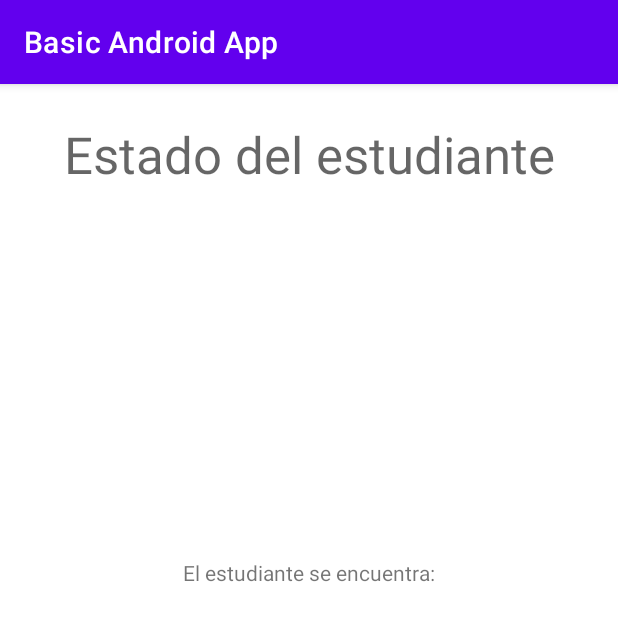
After one commit to WilsonAG/basic-android-app, an Android app: the StudentStatus screen opened directly, with no data from a screen before it, on a phone screen of 412 x 824 dp. The commit adds this screen. Shown: the top 621 px of the screen. Run offline under Robolectric (Android 15) with nearby library versions, the phone set to English and light mode, and no system bars.

Commit message:
Student Status ok

```diff
--- /dev/null
+++ b/app/src/main/java/com/will/basicandroidapp/StudentStatus.java
@@ -0,0 +1,36 @@
+package com.will.basicandroidapp;
+
+import androidx.appcompat.app.AppCompatActivity;
+
+import android.os.Bundle;
+import android.widget.TextView;
+
+public class StudentStatus extends AppCompatActivity {
+
+    private TextView status;
+
+    @Override
+    protected void onCreate(Bundle savedInstanceState) {
+        super.onCreate(savedInstanceState);
+        setContentView(R.layout.activity_student_status);
+
+        this.status = findViewById(R.id.tvStatus);
+
+        double grade = getIntent().getDoubleExtra("grade", -1);
+
+        this.evaluateGrade(grade);
+    }
+
+
+    private void evaluateGrade(double grade) {
+        if (grade >= 0 && grade <= 10.5){
+            this.status.setText(R.string.bad_opt);
+        } else if (grade > 10.5 && grade <= 14) {
+            this.status.setText(R.string.regular_opt);
+        } else if (grade > 14 && grade < 19){
+            this.status.setText(R.string.good_opt);
+        } else if(grade >= 19 && grade <= 20) {
+            this.status.setText(R.string.excellent_opt);
+        }
+    }
+}
--- a/app/src/main/res/layout/activity_main.xml
+++ b/app/src/main/res/layout/activity_main.xml
@@ -31,6 +31,7 @@
         android:ems="10"
         android:hint="@string/lblEditText"
         android:inputType="textPersonName"
+        android:maxLength="15"
         app:layout_constraintEnd_toEndOf="parent"
         app:layout_constraintHorizontal_bias="0.0"
         app:layout_constraintStart_toStartOf="parent"
--- /dev/null
+++ b/app/src/main/res/layout/activity_student_status.xml
@@ -0,0 +1,43 @@
+<?xml version="1.0" encoding="utf-8"?>
+<androidx.constraintlayout.widget.ConstraintLayout xmlns:android="http://schemas.android.com/apk/res/android"
+    xmlns:app="http://schemas.android.com/apk/res-auto"
+    xmlns:tools="http://schemas.android.com/tools"
+    android:layout_width="match_parent"
+    android:layout_height="match_parent"
+    tools:context=".StudentStatus">
+
+    <TextView
+        android:id="@+id/tvStudentStatus"
+        android:layout_width="wrap_content"
+        android:layout_height="wrap_content"
+        android:layout_marginTop="24dp"
+        android:text="@string/studentStatus"
+        android:textAppearance="@style/TextAppearance.AppCompat.Display1"
+        app:layout_constraintEnd_toEndOf="parent"
+        app:layout_constraintStart_toStartOf="parent"
+        app:layout_constraintTop_toTopOf="parent" />
+
+    <TextView
+        android:id="@+id/tvStatus"
+        android:layout_width="wrap_content"
+        android:layout_height="wrap_content"
+        android:layout_marginBottom="364dp"
+        android:textAppearance="@style/TextAppearance.AppCompat.Display2"
+        app:layout_constraintBottom_toBottomOf="parent"
+        app:layout_constraintEnd_toEndOf="parent"
+        app:layout_constraintHorizontal_bias="0.497"
+        app:layout_constraintStart_toStartOf="parent" />
+
+    <TextView
+        android:id="@+id/tvMessage"
+        android:layout_width="wrap_content"
+        android:layout_height="wrap_content"
+        android:layout_marginTop="8dp"
+        android:layout_marginBottom="8dp"
+        android:text="@string/lblmessage"
+        app:layout_constraintBottom_toTopOf="@+id/tvStatus"
+        app:layout_constraintEnd_toEndOf="parent"
+        app:layout_constraintStart_toStartOf="parent"
+        app:layout_constraintTop_toBottomOf="@+id/tvStudentStatus"
+        app:layout_constraintVertical_bias="1.0" />
+</androidx.constraintlayout.widget.ConstraintLayout>
--- a/app/src/main/res/values/strings.xml
+++ b/app/src/main/res/values/strings.xml
@@ -1,4 +1,5 @@
 <resources>
+    <!--    Strings of main Activity-->
     <string name="app_name">Basic Android App</string>
     <string name="lblDatos">Datos del ejercicio</string>
     <string name="lblEditText">Ingrese los datos</string>
@@ -12,4 +13,24 @@
         <item>Mi edad exacta</item>
         <item>MCM</item>
     </string-array>
+
+    <string name="lbl1">Ingrese la nota</string>
+    <string name="lbl2">Ingrese una ecuacion de segundo grado</string>
+    <string name="lbl3">Ingrese un año</string>
+    <string name="lbl4">Ingrese una fecha</string>
+    <string name="lbl5">Ingrese tres numeros</string>
+
+<!--    Strings of StudentStatus Activity-->
+    <string name="studentStatus">Estado del estudiante</string>
+    <string name="lblmessage">El estudiante se encuentra:</string>
+    <string name="bad_opt">MALO</string>
+    <string name="regular_opt">REGULAR</string>
+    <string name="good_opt">BUENO</string>
+    <string name="excellent_opt">EXCELENTE</string>
+
+    <!--    Strings of SQRT Activity -->
+<!--    Strings of LeapYear Activity-->
+<!--    Strings of MyExactYear Activity-->
+<!--    Strings of MCM Activity-->
+
 </resources>
```
Also changed, not shown: app/src/main/AndroidManifest.xml (+5 -2 lines), app/src/main/java/com/will/basicandroidapp/MainActivity.java (+101 -5 lines).
